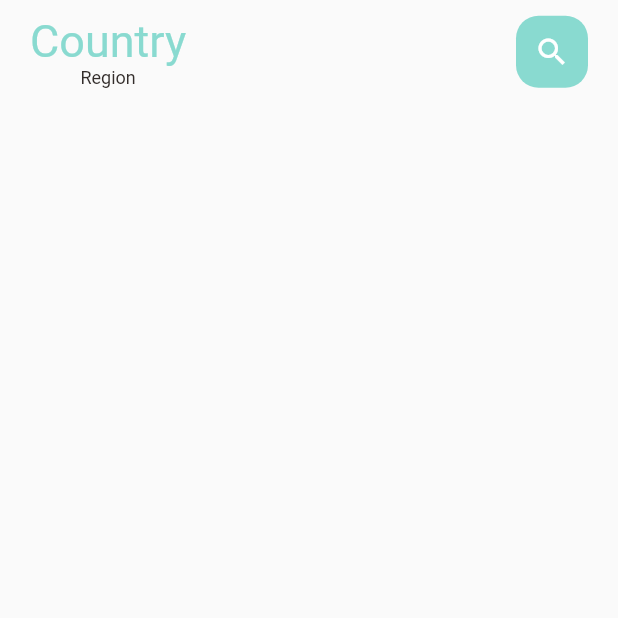
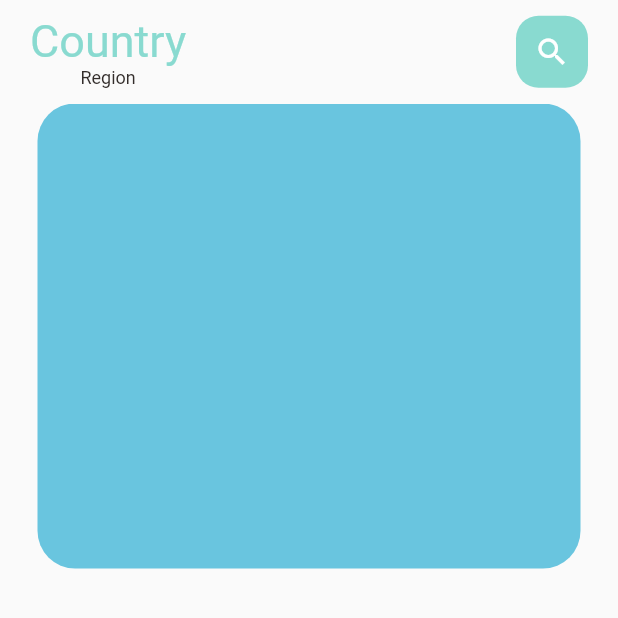
Before and after one commit to dvnduy1402/UNIFY, a Flutter app: the screen it shows after launch, on a phone screen of 412 x 824 dp, the top half of it. Run offline on Flutter 3.47's test engine with Material 2 defaults, Android fonts, the light colour scheme and no system bars.

Commit message:
create page body

```diff
--- /dev/null
+++ b/food_app_demo/lib/home/food_page_body.dart
@@ -0,0 +1,34 @@
+import 'package:flutter/cupertino.dart';
+
+class FoodPageBody extends StatefulWidget {
+  const FoodPageBody({super.key});
+
+  @override
+  State<FoodPageBody> createState() => _FoodPageBodyState();
+}
+
+class _FoodPageBodyState extends State<FoodPageBody> {
+  @override
+  Widget build(BuildContext context) {
+    return Container(
+      padding: const EdgeInsets.only(top: 10),
+      height: 320,
+      child: PageView.builder(
+          itemCount: 5,
+          itemBuilder: (context, position) {
+            return _buildPageItem(position);
+          }),
+    );
+  }
+}
+
+Widget _buildPageItem(int index) {
+  return Container(
+    height: 220,
+    margin: const EdgeInsets.only(left: 5, right: 5),
+    decoration: BoxDecoration(
+      borderRadius: BorderRadius.circular(25),
+      color: index.isEven ? Color(0xFF69c5df) : Color(0xFF9294cc),
+    ),
+  );
+}
--- a/food_app_demo/lib/home/home_page.dart
+++ b/food_app_demo/lib/home/home_page.dart
@@ -1,4 +1,5 @@
 import 'package:flutter/material.dart';
+import 'package:food_app_demo/home/food_page_body.dart';
 import 'package:food_app_demo/untils/colors.dart';
 import 'package:food_app_demo/widgets/big_text.dart';
 import 'package:food_app_demo/widgets/small_text.dart';
@@ -38,8 +39,8 @@
                       ),
                     ]),
                     Container(
-                      decoration: BoxDecoration(
-                        borderRadius: const BorderRadius.all( Radius.circular(15)),
+                      decoration: const BoxDecoration(
+                        borderRadius: BorderRadius.all(Radius.circular(15)),
                         color: AppColors.mainColor,
                       ),
                       child: IconButton(
@@ -48,7 +49,8 @@
                       ),
                     ),
                   ],
-                )
+                ),
+                const FoodPageBody(),
               ],
             ),
           ),
```
